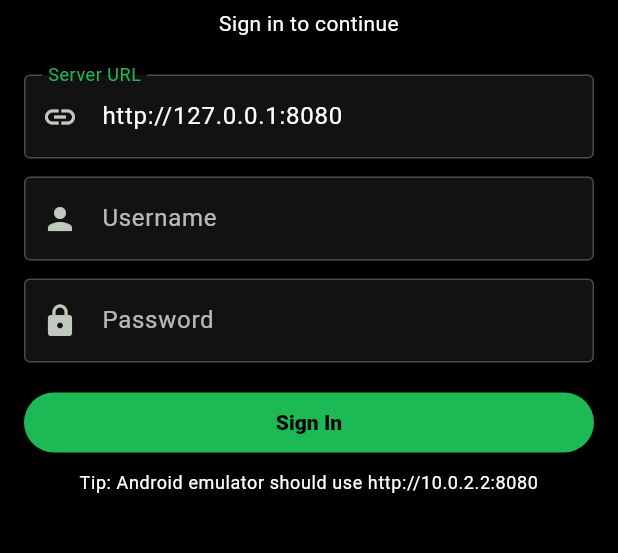
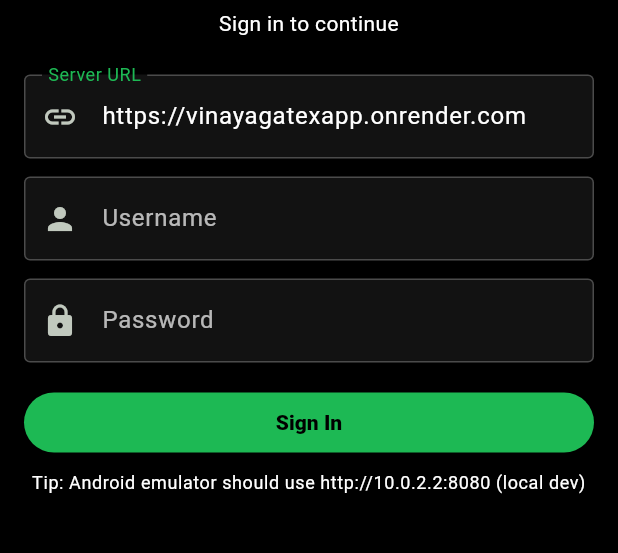
Before and after one commit to Gowtham-st31/mobile_app, a Flutter app: the screen it shows after launch, on a phone screen of 412 x 824 dp, the part 398-951 px from its top. Run offline on Flutter 3.47's test engine with Material 3 defaults, Android fonts, the phone set to English and light mode, and no system bars; our stand-ins replace cookie_jar, dio, dio_cookie_manager, fl_chart, flutter_local_notifications, package_info_plus and 2 more; accounts and stored records are empty; network calls fail.

Commit message:
Mobile: default Render base URL

```diff
--- a/powerloom_mobile/lib/main.dart
+++ b/powerloom_mobile/lib/main.dart
@@ -1,3 +1,4 @@
+import 'package:flutter/foundation.dart';
 import 'package:flutter/material.dart';
 
 import 'src/app_controller.dart';
@@ -8,9 +9,13 @@ void main() {
   WidgetsFlutterBinding.ensureInitialized();
 
   // Default base URL:
-  // - Windows/macOS/Linux desktop: http://127.0.0.1:8080
-  // - Android emulator: http://10.0.2.2:8080
-  const defaultBaseUrl = String.fromEnvironment('POWERLOOM_API_BASE_URL', defaultValue: 'http://127.0.0.1:8080');
+  // - Release builds: Render deployment (HTTPS)
+  // - Debug/dev builds: local server (HTTP)
+  // Override at build time with: --dart-define=POWERLOOM_API_BASE_URL=<url>
+  const envBaseUrl = String.fromEnvironment('POWERLOOM_API_BASE_URL', defaultValue: '');
+  final defaultBaseUrl = envBaseUrl.isNotEmpty
+      ? envBaseUrl
+      : (kReleaseMode ? 'https://vinayagatexapp.onrender.com' : 'http://127.0.0.1:8080');
 
   final controller = AppController(defaultBaseUrl: defaultBaseUrl);
   runApp(PowerloomApp(controller: controller));
--- a/powerloom_mobile/lib/src/screens/admin_screen.dart
+++ b/powerloom_mobile/lib/src/screens/admin_screen.dart
@@ -242,7 +242,7 @@ class _AdminScreenState extends State<AdminScreen> {
                   controller: _serverUrlController,
                   decoration: const InputDecoration(
                     labelText: 'Base URL',
-                    hintText: 'http://127.0.0.1:8080',
+                    hintText: 'https://vinayagatexapp.onrender.com',
                   ),
                   keyboardType: TextInputType.url,
                   textInputAction: TextInputAction.done,
--- a/powerloom_mobile/lib/src/screens/login_screen.dart
+++ b/powerloom_mobile/lib/src/screens/login_screen.dart
@@ -85,7 +85,7 @@ class _LoginScreenState extends State<LoginScreen> {
                       controller: _baseUrlController,
                       decoration: const InputDecoration(
                         labelText: 'Server URL',
-                        hintText: 'http://127.0.0.1:8080',
+                        hintText: 'https://vinayagatexapp.onrender.com',
                         prefixIcon: Icon(Icons.link),
                       ),
                       keyboardType: TextInputType.url,
@@ -138,7 +138,7 @@ class _LoginScreenState extends State<LoginScreen> {
 
                     const SizedBox(height: 8),
                     Text(
-                      'Tip: Android emulator should use http://10.0.2.2:8080',
+                      'Tip: Android emulator should use http://10.0.2.2:8080 (local dev)',
                       textAlign: TextAlign.center,
                       style: Theme.of(context).textTheme.bodySmall,
                     ),
```
